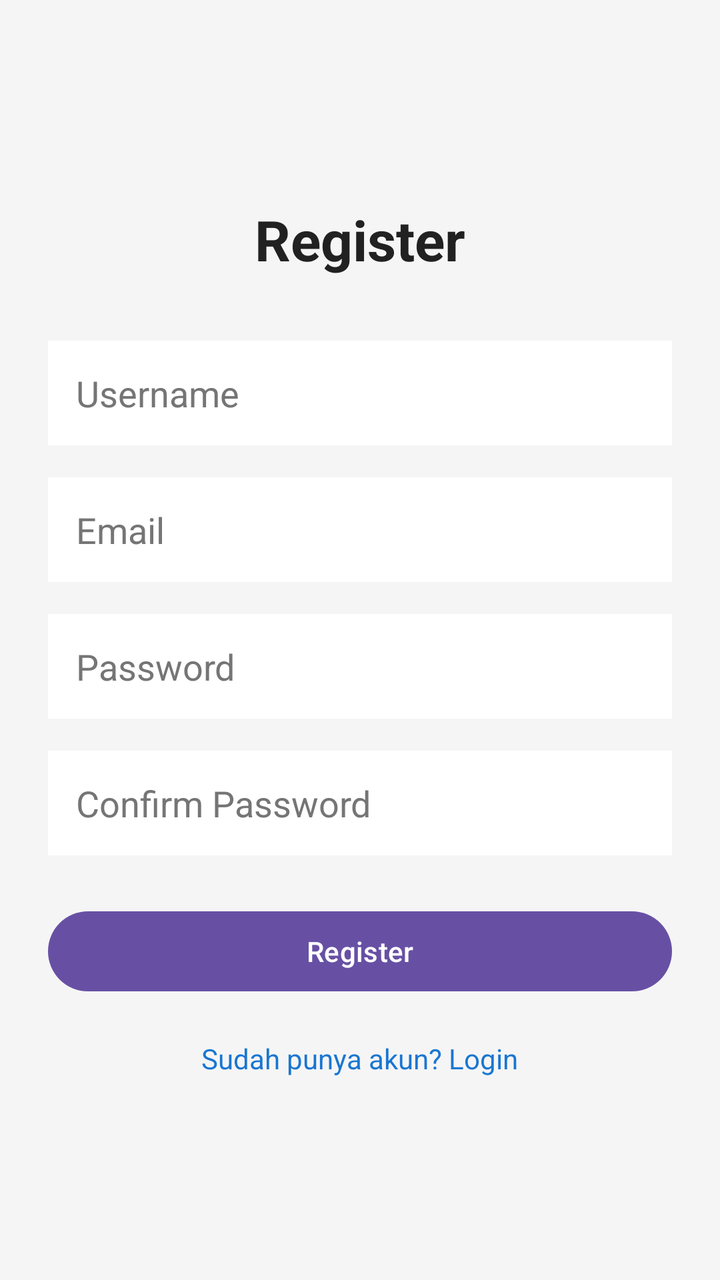
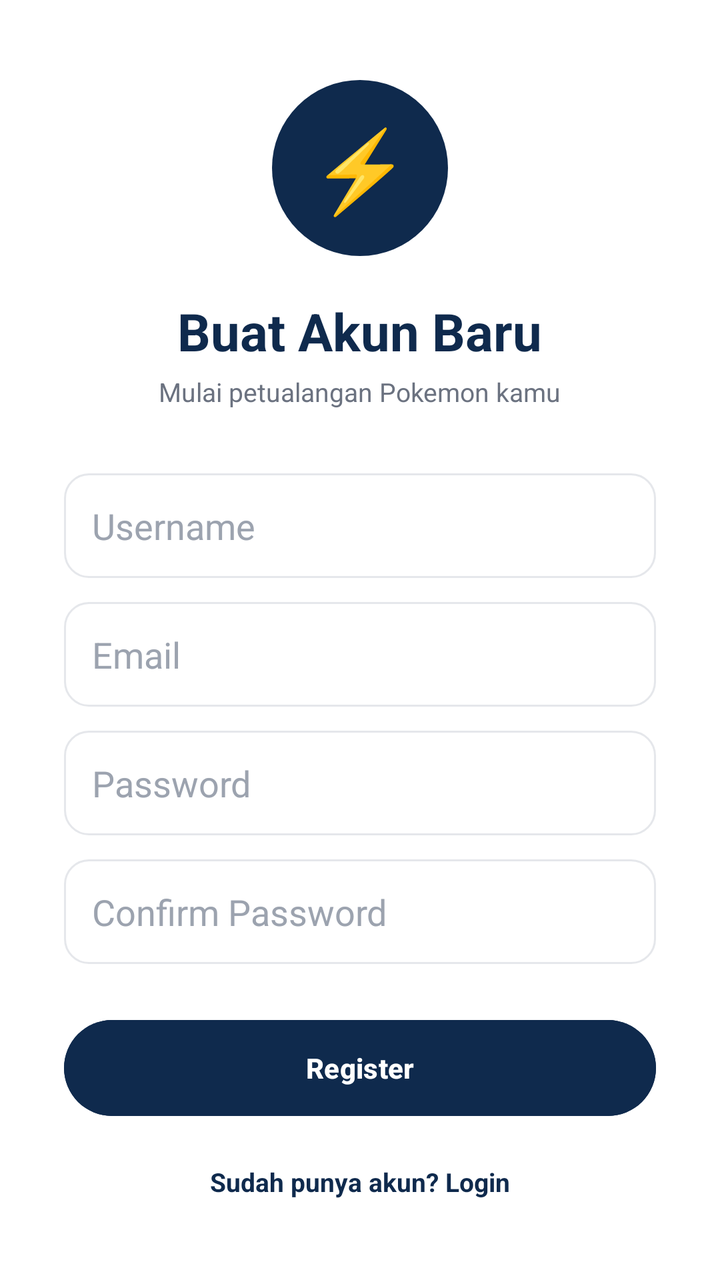

An Android layout rendered at two revisions. The XML below is the earlier revision; the diff shows what the commit changed to produce the second picture.
<!-- AndroidManifest.xml: application theme Theme.Proyek_MDP -->
<!-- res/layout/activity_register.xml -->
<?xml version="1.0" encoding="utf-8"?>
<LinearLayout xmlns:android="http://schemas.android.com/apk/res/android"
    android:layout_width="match_parent"
    android:layout_height="match_parent"
    android:orientation="vertical"
    android:gravity="center"
    android:padding="24dp"
    android:background="#F5F5F5">

    <TextView
        android:layout_width="wrap_content"
        android:layout_height="wrap_content"
        android:text="Register"
        android:textSize="28sp"
        android:textStyle="bold"
        android:textColor="#212121" />

    <EditText
        android:id="@+id/etUsername"
        android:layout_width="match_parent"
        android:layout_height="wrap_content"
        android:layout_marginTop="32dp"
        android:hint="Username"
        android:padding="14dp"
        android:background="#FFFFFF"
        android:textColor="#000000"
        android:textColorHint="#757575" />

    <EditText
        android:id="@+id/etEmail"
        android:layout_width="match_parent"
        android:layout_height="wrap_content"
        android:layout_marginTop="16dp"
        android:hint="Email"
        android:inputType="textEmailAddress"
        android:padding="14dp"
        android:background="#FFFFFF"
        android:textColor="#000000"
        android:textColorHint="#757575" />

    <EditText
        android:id="@+id/etPassword"
        android:layout_width="match_parent"
        android:layout_height="wrap_content"
        android:layout_marginTop="16dp"
        android:hint="Password"
        android:inputType="textPassword"
        android:padding="14dp"
        android:background="#FFFFFF"
        android:textColor="#000000"
        android:textColorHint="#757575" />

    <EditText
        android:id="@+id/etConfirmPassword"
        android:layout_width="match_parent"
        android:layout_height="wrap_content"
        android:layout_marginTop="16dp"
        android:hint="Confirm Password"
        android:inputType="textPassword"
        android:padding="14dp"
        android:background="#FFFFFF"
        android:textColor="#000000"
        android:textColorHint="#757575" />

    <Button
        android:id="@+id/btnRegister"
        android:layout_width="match_parent"
        android:layout_height="wrap_content"
        android:layout_marginTop="24dp"
        android:text="Register" />

    <TextView
        android:id="@+id/tvLogin"
        android:layout_width="wrap_content"
        android:layout_height="wrap_content"
        android:layout_marginTop="20dp"
        android:text="Sudah punya akun? Login"
        android:textColor="#1976D2" />

</LinearLayout>
<!-- resources referenced by this layout -->
<resources>
  <style name="Theme.Proyek_MDP" parent="Base.Theme.Proyek_MDP" />
  <style name="Base.Theme.Proyek_MDP" parent="Theme.Material3.DayNight.NoActionBar">
          
          
      </style>
</resources>

<!-- the commit's change to res/layout/activity_register.xml (unified diff, before → after) -->
@@ -1,80 +1,112 @@
 <?xml version="1.0" encoding="utf-8"?>
-<LinearLayout xmlns:android="http://schemas.android.com/apk/res/android"
+<ScrollView xmlns:android="http://schemas.android.com/apk/res/android"
+    xmlns:app="http://schemas.android.com/apk/res-auto"
     android:layout_width="match_parent"
     android:layout_height="match_parent"
-    android:orientation="vertical"
-    android:gravity="center"
-    android:padding="24dp"
-    android:background="#F5F5F5">
+    android:background="#FFFFFF"
+    android:fillViewport="true">
 
-    <TextView
-        android:layout_width="wrap_content"
-        android:layout_height="wrap_content"
-        android:text="Register"
-        android:textSize="28sp"
-        android:textStyle="bold"
-        android:textColor="#212121" />
+    <LinearLayout
+        android:layout_width="match_parent"
+        android:layout_height="match_parent"
+        android:orientation="vertical"
+        android:gravity="center"
+        android:padding="32dp">
 
-    <EditText
-        android:id="@+id/etUsername"
-        android:layout_width="match_parent"
-        android:layout_height="wrap_content"
-        android:layout_marginTop="32dp"
-        android:hint="Username"
-        android:padding="14dp"
-        android:background="#FFFFFF"
-        android:textColor="#000000"
-        android:textColorHint="#757575" />
+        
+        <TextView
+            android:layout_width="88dp"
+            android:layout_height="88dp"
+            android:background="@drawable/bg_circle_navy"
+            android:gravity="center"
+            android:text="⚡"
+            android:textSize="40sp" />
 
-    <EditText
-        android:id="@+id/etEmail"
-        android:layout_width="match_parent"
-        android:layout_height="wrap_content"
-        android:layout_marginTop="16dp"
-        android:hint="Email"
-        android:inputType="textEmailAddress"
-        android:padding="14dp"
-        android:background="#FFFFFF"
-        android:textColor="#000000"
-        android:textColorHint="#757575" />
+        <TextView
+            android:layout_width="wrap_content"
+            android:layout_height="wrap_content"
+            android:layout_marginTop="20dp"
+            android:text="Buat Akun Baru"
+            android:textColor="#0F2A4D"
+            android:textSize="26sp"
+            android:textStyle="bold" />
 
-    <EditText
-        android:id="@+id/etPassword"
-        android:layout_width="match_parent"
-        android:layout_height="wrap_content"
-        android:layout_marginTop="16dp"
-        android:hint="Password"
-        android:inputType="textPassword"
-        android:padding="14dp"
-        android:background="#FFFFFF"
-        android:textColor="#000000"
-        android:textColorHint="#757575" />
+        <TextView
+            android:layout_width="wrap_content"
+            android:layout_height="wrap_content"
+            android:layout_marginTop="4dp"
+            android:layout_marginBottom="32dp"
+            android:text="Mulai petualangan Pokemon kamu"
+            android:textColor="#6B7280"
+            android:textSize="13sp" />
 
-    <EditText
-        android:id="@+id/etConfirmPassword"
-        android:layout_width="match_parent"
-        android:layout_height="wrap_content"
-        android:layout_marginTop="16dp"
-        android:hint="Confirm Password"
-        android:inputType="textPassword"
-        android:padding="14dp"
-        android:background="#FFFFFF"
-        android:textColor="#000000"
-        android:textColorHint="#757575" />
+        <EditText
+            android:id="@+id/etUsername"
+            android:layout_width="match_parent"
+            android:layout_height="wrap_content"
+            android:background="@drawable/bg_card_border"
+            android:hint="Username"
+            android:padding="14dp"
+            android:textColor="#111827"
+            android:textColorHint="#9CA3AF" />
 
-    <Button
-        android:id="@+id/btnRegister"
-        android:layout_width="match_parent"
-        android:layout_height="wrap_content"
-        android:layout_marginTop="24dp"
-        android:text="Register" />
+        <EditText
+            android:id="@+id/etEmail"
+            android:layout_width="match_parent"
+            android:layout_height="wrap_content"
+            android:layout_marginTop="12dp"
+            android:background="@drawable/bg_card_border"
+            android:hint="Email"
+            android:inputType="textEmailAddress"
+            android:padding="14dp"
+            android:textColor="#111827"
+            android:textColorHint="#9CA3AF" />
 
-    <TextView
-        android:id="@+id/tvLogin"
-        android:layout_width="wrap_content"
-        android:layout_height="wrap_content"
-        android:layout_marginTop="20dp"
-        android:text="Sudah punya akun? Login"
-        android:textColor="#1976D2" />
+        <EditText
+            android:id="@+id/etPassword"
+            android:layout_width="match_parent"
+            android:layout_height="wrap_content"
+            android:layout_marginTop="12dp"
+            android:background="@drawable/bg_card_border"
+            android:hint="Password"
+            android:inputType="textPassword"
+            android:padding="14dp"
+            android:textColor="#111827"
+            android:textColorHint="#9CA3AF" />
 
-</LinearLayout>
+        <EditText
+            android:id="@+id/etConfirmPassword"
+            android:layout_width="match_parent"
+            android:layout_height="wrap_content"
+            android:layout_marginTop="12dp"
+            android:background="@drawable/bg_card_border"
+            android:hint="Confirm Password"
+            android:inputType="textPassword"
+            android:padding="14dp"
+            android:textColor="#111827"
+            android:textColorHint="#9CA3AF" />
+
+        <Button
+            android:id="@+id/btnRegister"
+            android:layout_width="match_parent"
+            android:layout_height="56dp"
+            android:layout_marginTop="24dp"
+            android:backgroundTint="#0F2A4D"
+            android:text="Register"
+            android:textAllCaps="false"
+            android:textColor="@android:color/white"
+            android:textStyle="bold"
+            app:cornerRadius="28dp" />
+
+        <TextView
+            android:id="@+id/tvLogin"
+            android:layout_width="wrap_content"
+            android:layout_height="wrap_content"
+            android:layout_marginTop="20dp"
+            android:text="Sudah punya akun? Login"
+            android:textColor="#0F2A4D"
+            android:textSize="13sp"
+            android:textStyle="bold" />
+
+    </LinearLayout>
+</ScrollView>
<!-- resource entries referenced after the edit -->
@@ -1,5 +1,18 @@
 <!-- resources referenced by this layout -->
 <resources>
+  <!-- drawable bg_card_border (drawable) -->
+  <?xml version="1.0" encoding="utf-8"?>
+  <shape xmlns:android="http://schemas.android.com/apk/res/android">
+      <solid android:color="#FFFFFF" />
+      <corners android:radius="12dp" />
+      <stroke android:width="1dp" android:color="#E5E7EB" />
+  </shape>
+  <!-- drawable bg_circle_navy (drawable) -->
+  <?xml version="1.0" encoding="utf-8"?>
+  <shape xmlns:android="http://schemas.android.com/apk/res/android"
+      android:shape="oval">
+      <solid android:color="#0F2A4D" />
+  </shape>
   <style name="Theme.Proyek_MDP" parent="Base.Theme.Proyek_MDP" />
   <style name="Base.Theme.Proyek_MDP" parent="Theme.Material3.DayNight.NoActionBar">
           
